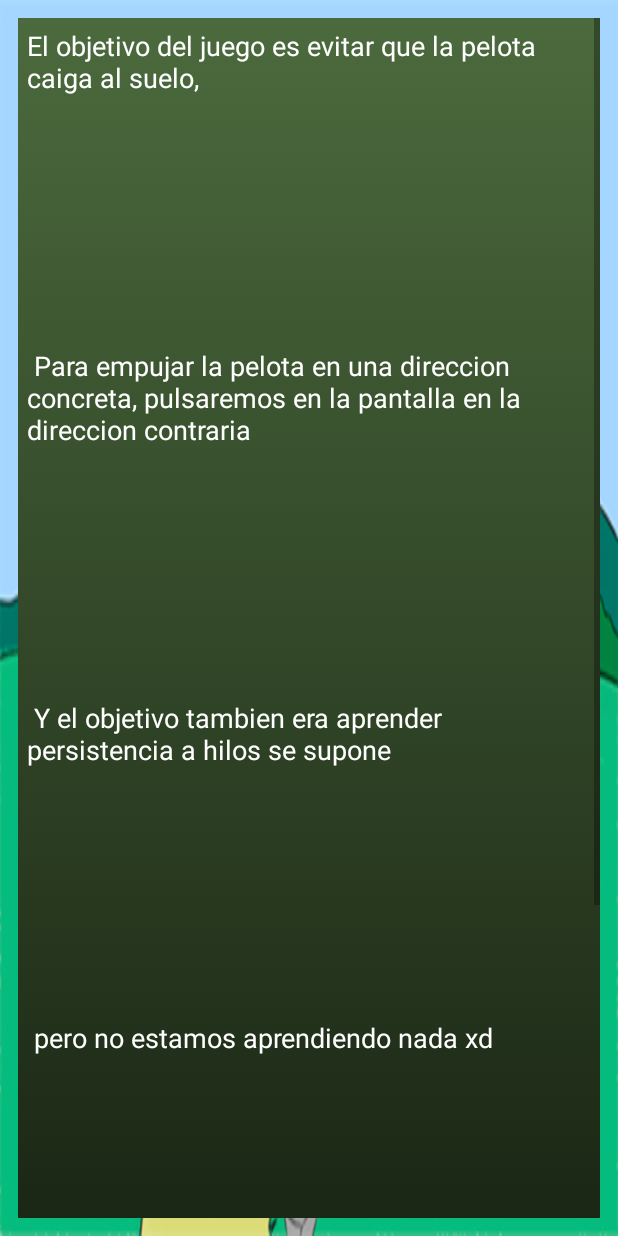
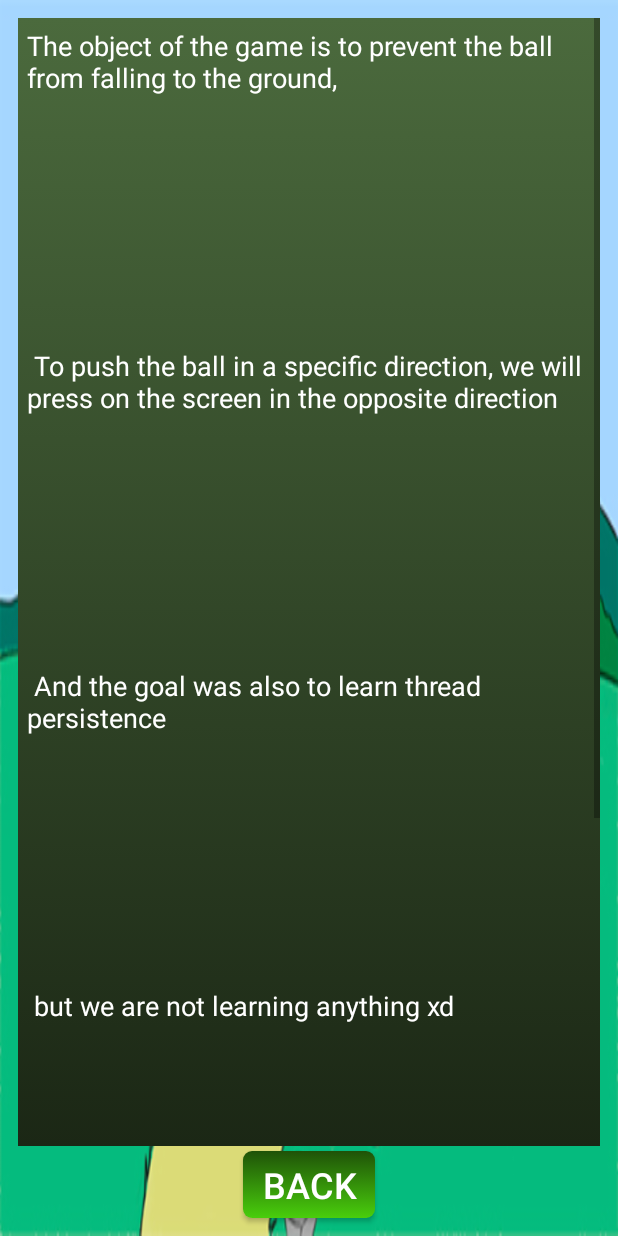
Before and after one commit to MiRA011/7BlueDogs, an Android app: the layout activity_ayuda_actividad.xml on its own in the app's theme, with its tools: preview values and no code run, on a phone screen of 412 x 824 dp. Run offline under Robolectric (Android 15) with nearby library versions, the light colour scheme and no system bars.

Commit message:
video 60

```diff
--- a/HilosPersistenciaSonido/app/src/main/AndroidManifest.xml
+++ b/HilosPersistenciaSonido/app/src/main/AndroidManifest.xml
@@ -9,8 +9,10 @@
         android:roundIcon="@mipmap/ic_launcher_round"
         android:supportsRtl="true"
         android:theme="@style/AppTheme">
-        <activity android:name=".AyudaActividad"></activity>
-        <activity android:name=".MainActivity">
+        <activity android:name=".AyudaActividad"
+            android:screenOrientation="landscape"></activity>
+        <activity android:name=".MainActivity"
+            android:screenOrientation="landscape">
             <intent-filter>
                 <action android:name="android.intent.action.MAIN" />
 
--- a/HilosPersistenciaSonido/app/src/main/java/com/sevenbluedogs/hilospersistenciasonido/AyudaActividad.java
+++ b/HilosPersistenciaSonido/app/src/main/java/com/sevenbluedogs/hilospersistenciasonido/AyudaActividad.java
@@ -3,6 +3,7 @@ package com.sevenbluedogs.hilospersistenciasonido;
 import androidx.appcompat.app.AppCompatActivity;
 
 import android.os.Bundle;
+import android.view.View;
 
 public class AyudaActividad extends AppCompatActivity {
 
@@ -12,5 +13,10 @@ public class AyudaActividad extends AppCompatActivity {
         setContentView(R.layout.activity_ayuda_actividad);
     }
 
+    public void volver(View vista){
+
+        onBackPressed();
+
+    }
 
 }
--- a/HilosPersistenciaSonido/app/src/main/res/layout/activity_ayuda_actividad.xml
+++ b/HilosPersistenciaSonido/app/src/main/res/layout/activity_ayuda_actividad.xml
@@ -12,7 +12,7 @@
         android:layout_marginTop="@dimen/margen"
         android:layout_marginLeft="@dimen/margen"
         android:layout_marginRight="@dimen/margen"
-        android:layout_marginBottom="@dimen/margen"
+        android:layout_marginBottom="@dimen/margen_texto_ayuda"
         android:background="@drawable/fondo"
         >
         <TextView
@@ -28,5 +28,13 @@
 
     </ScrollView>
 
+    <Button
+        android:layout_centerHorizontal="true"
+        android:layout_alignParentBottom="true"
+        android:text="@string/volver"
+        style="@style/botones"
+        android:onClick="volver"
+        />
+
 
 </RelativeLayout>
--- a/HilosPersistenciaSonido/app/src/main/res/values-xxxhdpi/dimens.xml
+++ b/HilosPersistenciaSonido/app/src/main/res/values-xxxhdpi/dimens.xml
@@ -12,4 +12,6 @@
 
     <dimen name="alto_min_boton">36dp</dimen>
     <dimen name="texto_boton">24sp</dimen>
+
+    <dimen name="margen_texto_ayuda">60dp</dimen>
 </resources>
--- a/HilosPersistenciaSonido/app/src/main/res/values/strings.xml
+++ b/HilosPersistenciaSonido/app/src/main/res/values/strings.xml
@@ -7,10 +7,12 @@
     <string name="medio">Standard</string>
     <string name="dificil">Dificult</string>
     <string name="texto_ayuda">
-        El objetivo del juego es evitar que la pelota caiga al suelo,\n\n\n\n\n\n\n\n\n
-        Para empujar la pelota en una direccion concreta, pulsaremos en la pantalla en la direccion contraria \n\n\n\n\n\n\n\n\n
-        Y el objetivo tambien era aprender persistencia a hilos se supone \n \n\n\n\n\n\n\n\n
-        pero no estamos aprendiendo nada xd \n\n\n\n\n\n\n\n\n
-        Animo! xdddddd \n\n\n\n\n\n\n\n\n
+        The object of the game is to prevent the ball from falling to the ground, \n \n \n \n \n \n \n \n \n
+         To push the ball in a specific direction, we will press on the screen in the opposite direction \n \n \n \n \n \n \n \n \n
+         And the goal was also to learn thread persistence \n \n \n \n \n \n \n \n \n
+         but we are not learning anything xd \n \n \n \n \n \n \n \n \n
+         Cheer up! xdddddd \n \n \n \n \n \n \n \n \n
     </string>
+
+    <string name="volver">Back</string>
 </resources>
```
Also changed, not shown: 1 other file.
